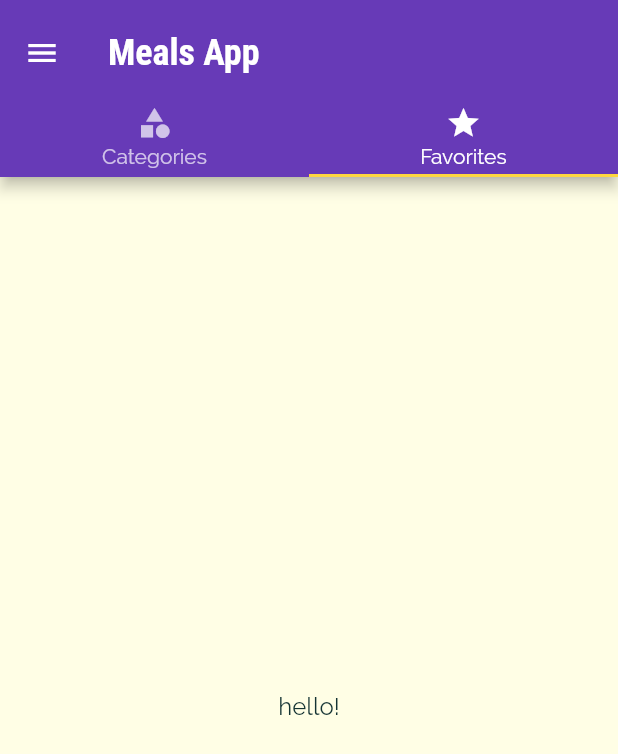
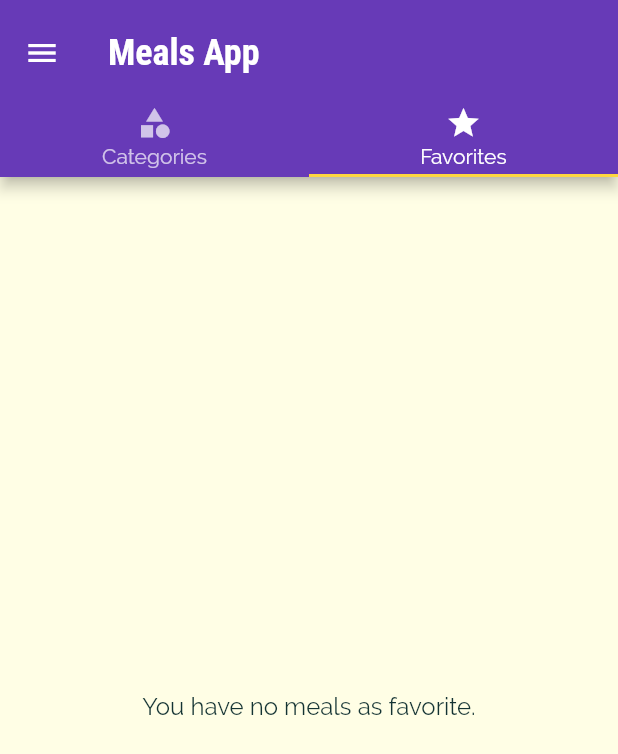
Before and after one commit to abubakrmuhammad/meals_app, a Flutter app: the screen it shows after launch, tab 2 chosen, on a phone screen of 412 x 824 dp. Shown: the top 754 px of the screen. Run offline on Flutter 3.47's test engine with Material 2 defaults, Android fonts, the phone set to English and light mode, and no system bars.

Commit message:
add favorite meals feature

```diff
--- a/lib/main.dart
+++ b/lib/main.dart
@@ -24,6 +24,7 @@ class MyApp extends StatefulWidget {
 class _MyAppState extends State<MyApp> {
   Filters _filters = Filters();
   List<Meal> _filteredMeals = dummyMeals;
+  List<Meal> _favoriteMeals = [];
 
   void updateFilters(Filters newFilters) {
     setState(() {
@@ -38,6 +39,24 @@ class _MyAppState extends State<MyApp> {
       }).toList();
     });
   }
+
+  void _toggleFavorite(String mealId) {
+    final existingIndex =
+        _favoriteMeals.indexWhere((meal) => meal.id == mealId);
+
+    setState(() {
+      if (existingIndex >= 0) {
+        _favoriteMeals.removeAt(existingIndex);
+      } else {
+        final mealToAdd = dummyMeals.firstWhere((meal) => meal.id == mealId);
+
+        _favoriteMeals.add(mealToAdd);
+      }
+    });
+  }
+
+  bool _isFavoriteMeal(String mealId) =>
+      _favoriteMeals.any((meal) => meal.id == mealId);
 
   @override
   Widget build(BuildContext context) {
@@ -63,10 +82,15 @@ class _MyAppState extends State<MyApp> {
             ),
         scaffoldBackgroundColor: const Color.fromRGBO(255, 254, 229, 1),
       ),
-      home: const TabsScreen(),
+      home: TabsScreen(
+        favoriteMeals: _favoriteMeals,
+      ),
       routes: {
         CategoryScreen.routeName: (ctx) => CategoryScreen(_filteredMeals),
-        MealScreen.routeName: (ctx) => const MealScreen(),
+        MealScreen.routeName: (ctx) => MealScreen(
+              toggleFavorite: _toggleFavorite,
+              isFavoriteMeal: _isFavoriteMeal,
+            ),
         FiltersScreen.routeName: (ctx) => FiltersScreen(
               filters: _filters,
               updateFilters: updateFilters,
--- a/lib/screens/favorites_screen.dart
+++ b/lib/screens/favorites_screen.dart
@@ -1,10 +1,27 @@
 import 'package:flutter/material.dart';
 
+import '../models/meal.dart';
+
+import '../widgets/meal_card.dart';
+
 class FavoritesScreen extends StatelessWidget {
-  const FavoritesScreen({Key? key}) : super(key: key);
+  final List<Meal> meals;
+
+  const FavoritesScreen(this.meals, {Key? key}) : super(key: key);
 
   @override
   Widget build(BuildContext context) {
-    return Center(child: Text('hello!'));
+    if (meals.isEmpty) {
+      return const Center(
+        child: Text('You have no meals as favorite.'),
+      );
+    }
+
+    return Center(
+      child: ListView.builder(
+        itemBuilder: (ctx, i) => MealCard(meals[i]),
+        itemCount: meals.length,
+      ),
+    );
   }
 }
--- a/lib/screens/tabs_screen.dart
+++ b/lib/screens/tabs_screen.dart
@@ -1,11 +1,18 @@
 import 'package:flutter/material.dart';
+
+import '../models/meal.dart';
 
 import './categories_screen.dart';
 import './favorites_screen.dart';
 import '../widgets/main_drawer.dart';
 
 class TabsScreen extends StatelessWidget {
-  const TabsScreen({Key? key}) : super(key: key);
+  final List<Meal> favoriteMeals;
+
+  const TabsScreen({
+    required this.favoriteMeals,
+    Key? key,
+  }) : super(key: key);
 
   @override
   Widget build(BuildContext context) {
@@ -29,9 +36,9 @@ class TabsScreen extends StatelessWidget {
           ),
         ),
         drawer: const MainDrawer(),
-        body: const TabBarView(children: [
-          CategoriesScreen(),
-          FavoritesScreen(),
+        body: TabBarView(children: [
+          const CategoriesScreen(),
+          FavoritesScreen(favoriteMeals),
         ]),
       ),
     );
```
Also changed, not shown: lib/screens/meal_screen.dart (+14 -1 lines).
